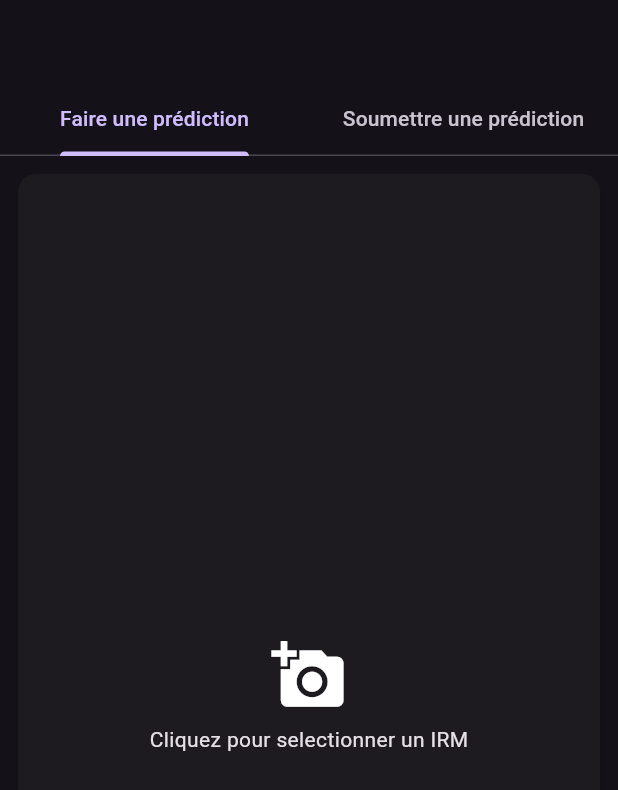
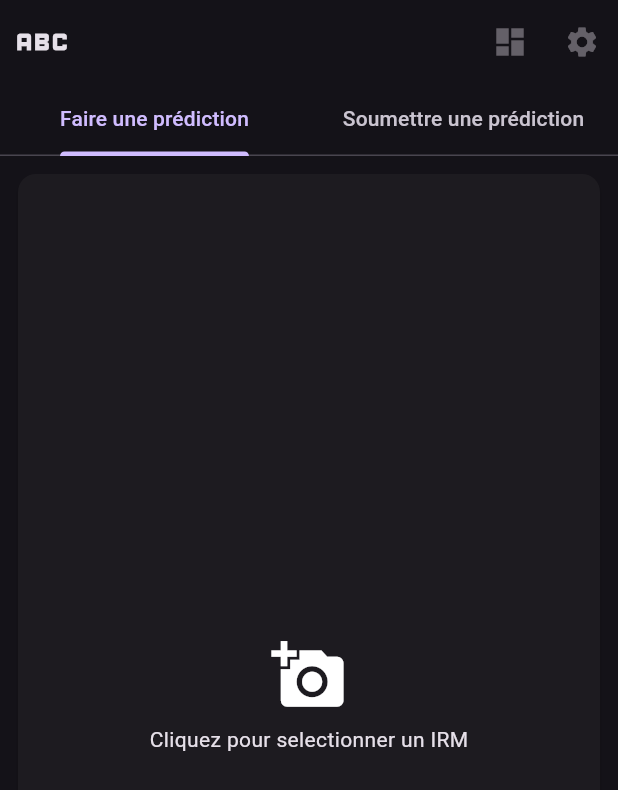
Before and after one commit to Okpeyemi/t_dev_800, a Flutter app: the screen it shows after launch, on a phone screen of 412 x 824 dp. Shown: the top 790 px of the screen. Run offline on Flutter 3.47's test engine with Material 3 defaults, Android fonts, the phone set to English and light mode, and no system bars; our stand-ins replace file_picker, logger.

Commit message:
add icons to app bar

```diff
--- a/app/desktop/lib/app.dart
+++ b/app/desktop/lib/app.dart
@@ -11,6 +11,17 @@ class App extends StatelessWidget {
       length: 2,
       child: Scaffold(
         appBar: AppBar(
+          leading: Icon(Icons.abc, size: 44),
+          actions: [
+            IconButton(
+              onPressed: null,
+              icon: const Icon(Icons.dashboard, size: 24),
+            ),
+            IconButton(
+              onPressed: null,
+              icon: const Icon(Icons.settings, size: 24),
+            ),
+          ],
           bottom: const TabBar(
             tabs: [
               Tab(text: "Faire une prédiction"),
--- a/app/desktop/lib/main.dart
+++ b/app/desktop/lib/main.dart
@@ -14,6 +14,7 @@ void main(List<String> args) async {
       theme: ThemeData(brightness: Brightness.light),
       darkTheme: ThemeData(brightness: Brightness.dark),
       themeMode: ThemeMode.dark,
+      debugShowCheckedModeBanner: false,
     ),
   );
 }
```
